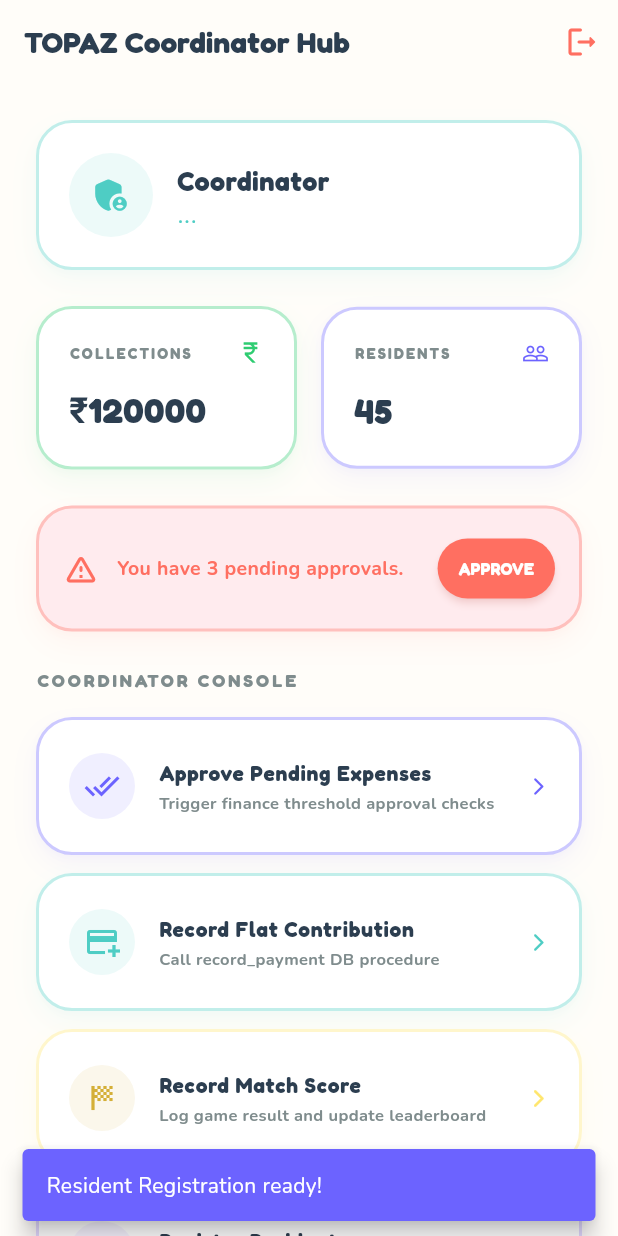
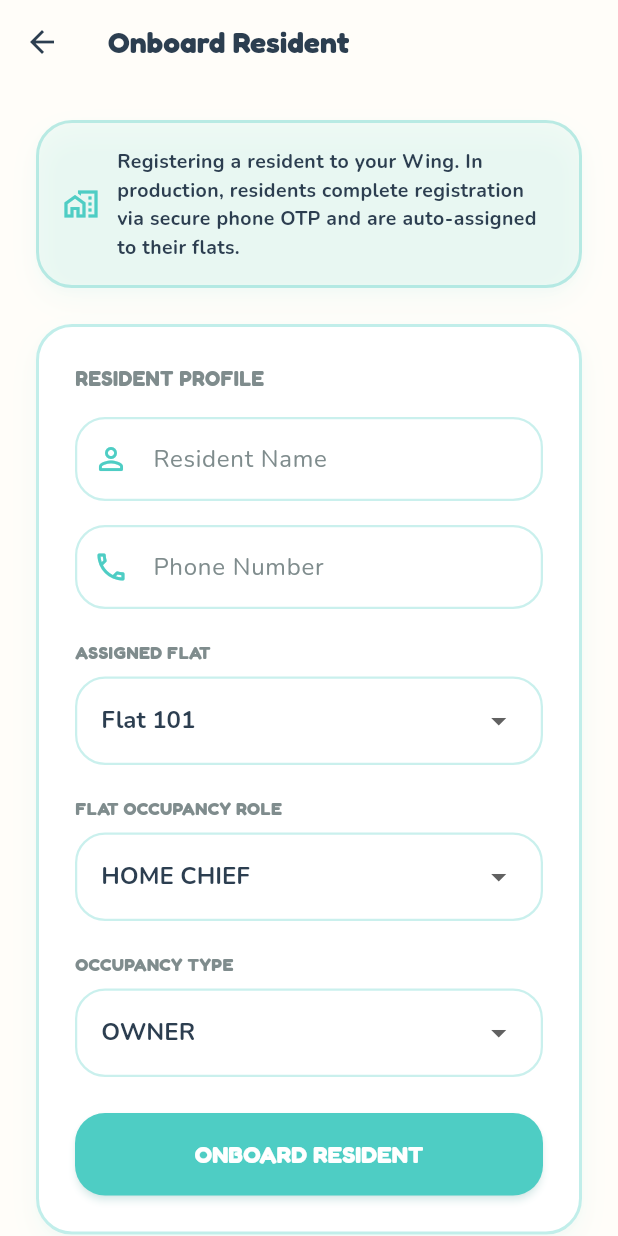
Before and after one commit to emailvishalgore/SCOT, a Flutter app: the CoordinatorDashboard screen opened directly, after a tap on "Register Resident", on a phone screen of 412 x 824 dp. Run offline on Flutter 3.47's test engine with Material 3 defaults, Android fonts, the phone set to English and light mode, and no system bars; our stand-ins replace google_fonts, supabase_flutter; accounts and stored records are empty.

Commit message:
Phase 2: Implement Resident Onboarding Screen for Wing Commanders/Captains

```diff
--- a/src/lib/screens/coordinator_dashboard.dart
+++ b/src/lib/screens/coordinator_dashboard.dart
@@ -6,6 +6,7 @@ import '../app_state.dart';
 import '../theme/design_system.dart';
 import 'login_screen.dart';
 import 'admin_onboarding_screen.dart';
+import 'resident_onboarding_screen.dart';
 
 class CoordinatorDashboard extends StatefulWidget {
   const CoordinatorDashboard({super.key});
@@ -365,7 +366,12 @@ class _CoordinatorDashboardState extends State<CoordinatorDashboard> {
                     title: 'Register Resident',
                     subtitle: 'Onboard new user to event rosters',
                     color: DesignSystem.accentPurple,
-                    onTap: () => _showSnackbar('Resident Registration ready!', DesignSystem.primary),
+                    onTap: () {
+                      Navigator.push(
+                        context,
+                        MaterialPageRoute(builder: (_) => const ResidentOnboardingScreen()),
+                      );
+                    },
                   ),
                 ],
               ),
--- /dev/null
+++ b/src/lib/screens/resident_onboarding_screen.dart
@@ -0,0 +1,422 @@
+import 'package:flutter/material.dart';
+import 'package:provider/provider.dart';
+import 'package:supabase_flutter/supabase_flutter.dart';
+import '../app_state.dart';
+import '../theme/design_system.dart';
+
+class ResidentOnboardingScreen extends StatefulWidget {
+  const ResidentOnboardingScreen({super.key});
+
+  @override
+  State<ResidentOnboardingScreen> createState() => _ResidentOnboardingScreenState();
+}
+
+class _ResidentOnboardingScreenState extends State<ResidentOnboardingScreen> {
+  final _formKey = GlobalKey<FormState>();
+  final _nameController = TextEditingController();
+  final _phoneController = TextEditingController();
+
+  String _selectedRole = 'HOME_CHIEF';
+  String _selectedOccupancy = 'OWNER';
+  String? _selectedFlatId;
+  String _selectedFlatNumber = '';
+
+  List<Map<String, String>> _flats = [];
+  bool _isLoading = false;
+  bool _isFetchingFlats = true;
+
+  final List<String> _roles = ['HOME_CHIEF', 'HOME_MEMBER'];
+  final List<String> _occupancyTypes = ['OWNER', 'TENANT'];
+
+  @override
+  void initState() {
+    super.initState();
+    _loadFlats();
+  }
+
+  @override
+  void dispose() {
+    _nameController.dispose();
+    _phoneController.dispose();
+    super.dispose();
+  }
+
+  Future<void> _loadFlats() async {
+    final appState = Provider.of<AppState>(context, listen: false);
+    final wingId = appState.userWingId ?? 'N';
+
+    // 1. Check if we are in Offline Demo Mode or if wingId is not a UUID
+    final isUuid = RegExp(r'^[0-9a-fA-F]{8}-[0-9a-fA-F]{4}-[0-9a-fA-F]{4}-[0-9a-fA-F]{4}-[0-9a-fA-F]{12}$').hasMatch(wingId);
+
+    if (!isUuid) {
+      // Offline Demo Mode: Generate 28 mock flats (numbered 101 to 704)
+      final List<Map<String, String>> mockFlats = [];
+      for (int floor = 1; floor <= 7; floor++) {
+        for (int flatNum = 1; flatNum <= 4; flatNum++) {
+          final number = '$floor${flatNum.toString().padLeft(2, '0')}';
+          mockFlats.add({
+            'id': 'demo-flat-$number',
+            'number': number,
+          });
+        }
+      }
+      setState(() {
+        _flats = mockFlats;
+        if (_flats.isNotEmpty) {
+          _selectedFlatId = _flats.first['id'];
+          _selectedFlatNumber = _flats.first['number']!;
+        }
+        _isFetchingFlats = false;
+      });
+    } else {
+      // Real Cloud Mode: Query Supabase flat table filtered by wing_id
+      try {
+        final supabase = Supabase.instance.client;
+        final response = await supabase
+            .from('flat')
+            .select('id, number')
+            .eq('wing_id', wingId)
+            .order('number');
+
+        if (response != null) {
+          final List<Map<String, String>> loadedFlats = [];
+          for (var item in response) {
+            loadedFlats.add({
+              'id': item['id']?.toString() ?? '',
+              'number': item['number']?.toString() ?? '',
+            });
+          }
+          setState(() {
+            _flats = loadedFlats;
+            if (_flats.isNotEmpty) {
+              _selectedFlatId = _flats.first['id'];
+              _selectedFlatNumber = _flats.first['number']!;
+            }
+          });
+        }
+      } catch (e) {
+        debugPrint('Error loading flats: $e');
+      } finally {
+        setState(() => _isFetchingFlats = false);
+      }
+    }
+  }
+
+  void _submitOnboarding() async {
+    if (!_formKey.currentState!.validate() || _selectedFlatId == null) return;
+
+    setState(() => _isLoading = true);
+
+    // Simulate network delay
+    await Future.delayed(const Duration(milliseconds: 800));
+
+    final name = _nameController.text.trim();
+    final phone = _phoneController.text.trim();
+    final role = _selectedRole;
+    final occupancy = _selectedOccupancy;
+
+    final appState = Provider.of<AppState>(context, listen: false);
+
+    // Add to dynamic test accounts registry
+    final newAccount = {
+      'name': '$name ($role - Flat $_selectedFlatNumber)',
+      'phone': phone.startsWith('+91') ? phone : '+91$phone',
+      'role': role,
+      'wing_id': appState.userWingId ?? 'N',
+      'flat_id': _selectedFlatId!,
+      'flat_number': _selectedFlatNumber,
+    };
+
+    appState.addCustomTestAccount(newAccount);
+
+    if (mounted) {
+      setState(() => _isLoading = false);
+      ScaffoldMessenger.of(context).showSnackBar(
+        SnackBar(
+          content: Text('$name registered in Flat $_selectedFlatNumber! Account added to Login deck.'),
+          backgroundColor: DesignSystem.successGreen,
+          behavior: SnackBarBehavior.floating,
+        ),
+      );
+      Navigator.pop(context);
+    }
+  }
+
+  @override
+  Widget build(BuildContext context) {
+    final appState = Provider.of<AppState>(context);
+    final isDemo = !RegExp(r'^[0-9a-fA-F]{8}-[0-9a-fA-F]{4}-[0-9a-fA-F]{4}-[0-9a-fA-F]{4}-[0-9a-fA-F]{12}$')
+        .hasMatch(appState.userWingId ?? '');
+
+    return Scaffold(
+      backgroundColor: DesignSystem.background,
+      appBar: AppBar(
+        title: Text(
+          'Onboard Resident',
+          style: DesignSystem.headingStyle(fontSize: 20),
+        ),
+        backgroundColor: DesignSystem.background,
+        elevation: 0,
+        iconTheme: const IconThemeData(color: DesignSystem.textPrimary),
+      ),
+      body: _isFetchingFlats
+          ? const Center(
+              child: CircularProgressIndicator(
+                valueColor: AlwaysStoppedAnimation<Color>(DesignSystem.primary),
+              ),
+            )
+          : SingleChildScrollView(
+              padding: const EdgeInsets.all(24.0),
+              child: Column(
+                crossAxisAlignment: CrossAxisAlignment.stretch,
+                children: [
+                  // Information Header Banner
+                  Container(
+                    padding: const EdgeInsets.all(16),
+                    decoration: DesignSystem.cardDecoration(
+                      borderAccentColor: DesignSystem.secondary,
+                    ).copyWith(
+                      color: DesignSystem.secondary.withOpacity(0.05),
+                    ),
+                    child: Row(
+                      children: [
+                        const Icon(Icons.home_work_outlined, color: DesignSystem.secondary),
+                        const SizedBox(width: 12),
+                        Expanded(
+                          child: Text(
+                            'Registering a resident to your Wing. In production, residents complete registration via secure phone OTP and are auto-assigned to their flats.',
+                            style: DesignSystem.bodyStyle(
+                              fontSize: 13,
+                              color: DesignSystem.textPrimary,
+                              fontWeight: FontWeight.bold,
+                            ),
+                          ),
+                        ),
+                      ],
+                    ),
+                  ),
+                  const SizedBox(height: 24),
+
+                  // Onboarding Form
+                  Container(
+                    padding: const EdgeInsets.all(24),
+                    decoration: DesignSystem.cardDecoration(borderAccentColor: DesignSystem.secondary),
+                    child: Form(
+                      key: _formKey,
+                      child: Column(
+                        crossAxisAlignment: CrossAxisAlignment.stretch,
+                        children: [
+                          Text(
+                            'RESIDENT PROFILE',
+                            style: DesignSystem.headingStyle(fontSize: 14, color: DesignSystem.textMuted),
+                          ),
+                          const SizedBox(height: 16),
+
+                          // Name Input
+                          TextFormField(
+                            controller: _nameController,
+                            style: DesignSystem.bodyStyle(fontWeight: FontWeight.bold),
+                            decoration: InputDecoration(
+                              labelText: 'Resident Name',
+                              labelStyle: DesignSystem.bodyStyle(color: DesignSystem.textMuted),
+                              prefixIcon: const Icon(Icons.person_outline_rounded, color: DesignSystem.secondary),
+                              border: OutlineInputBorder(
+                                borderRadius: BorderRadius.circular(20),
+                                borderSide: const BorderSide(color: DesignSystem.secondary, width: 2),
+                              ),
+                              enabledBorder: OutlineInputBorder(
+                                borderRadius: BorderRadius.circular(20),
+                                borderSide: BorderSide(color: DesignSystem.secondary.withOpacity(0.3), width: 1.5),
+                              ),
+                              focusedBorder: OutlineInputBorder(
+                                borderRadius: BorderRadius.circular(20),
+                                borderSide: const BorderSide(color: DesignSystem.secondary, width: 2),
+                              ),
+                              filled: true,
+                              fillColor: Colors.white,
+                            ),
+                            validator: (value) {
+                              if (value == null || value.trim().isEmpty) {
+                                return 'Please enter the resident name';
+                              }
+                              return null;
+                            },
+                          ),
+                          const SizedBox(height: 16),
+
+                          // Phone Input
+                          TextFormField(
+                            controller: _phoneController,
+                            keyboardType: TextInputType.phone,
+                            style: DesignSystem.bodyStyle(fontWeight: FontWeight.bold),
+                            decoration: InputDecoration(
+                              labelText: 'Phone Number',
+                              labelStyle: DesignSystem.bodyStyle(color: DesignSystem.textMuted),
+                              prefixIcon: const Icon(Icons.phone_outlined, color: DesignSystem.secondary),
+                              hintText: '9999988887',
+                              border: OutlineInputBorder(
+                                borderRadius: BorderRadius.circular(20),
+                                borderSide: const BorderSide(color: DesignSystem.secondary, width: 2),
+                              ),
+                              enabledBorder: OutlineInputBorder(
+                                borderRadius: BorderRadius.circular(20),
+                                borderSide: BorderSide(color: DesignSystem.secondary.withOpacity(0.3), width: 1.5),
+                              ),
+                              focusedBorder: OutlineInputBorder(
+                                borderRadius: BorderRadius.circular(20),
+                                borderSide: const BorderSide(color: DesignSystem.secondary, width: 2),
+                              ),
+                              filled: true,
+                              fillColor: Colors.white,
+                            ),
+                            validator: (value) {
+                              if (value == null || value.trim().isEmpty) {
+                                return 'Please enter the phone number';
+                              }
+                              return null;
+                            },
+                          ),
+                          const SizedBox(height: 20),
+
+                          // Flat Selector
+                          Text(
+                            'ASSIGNED FLAT',
+                            style: DesignSystem.headingStyle(fontSize: 12, color: DesignSystem.textMuted),
+                          ),
+                          const SizedBox(height: 8),
+                          _flats.isEmpty
+                              ? Text(
+                                  'No flats found in your Wing.',
+                                  style: DesignSystem.bodyStyle(color: DesignSystem.accentCoral, fontWeight: FontWeight.bold),
+                                )
+                              : Container(
+                                  padding: const EdgeInsets.symmetric(horizontal: 16, vertical: 4),
+                                  decoration: BoxDecoration(
+                                    color: Colors.white,
+                                    borderRadius: BorderRadius.circular(20),
+                                    border: Border.all(color: DesignSystem.secondary.withOpacity(0.3), width: 1.5),
+                                  ),
+                                  child: DropdownButtonHideUnderline(
+                                    child: DropdownButton<String>(
+                                      value: _selectedFlatId,
+                                      isExpanded: true,
+                                      style: DesignSystem.bodyStyle(fontWeight: FontWeight.bold),
+                                      onChanged: (value) {
+                                        if (value != null) {
+                                          final matched = _flats.firstWhere((element) => element['id'] == value);
+                                          setState(() {
+                                            _selectedFlatId = value;
+                                            _selectedFlatNumber = matched['number']!;
+                                          });
+                                        }
+                                      },
+                                      items: _flats.map((flat) {
+                                        return DropdownMenuItem<String>(
+                                          value: flat['id'],
+                                          child: Text('Flat ${flat['number']}'),
+                                        );
+                                      }).toList(),
+                                    ),
+                                  ),
+                                ),
+                          const SizedBox(height: 20),
+
+                          // Role Dropdown
+                          Text(
+                            'FLAT OCCUPANCY ROLE',
+                            style: DesignSystem.headingStyle(fontSize: 12, color: DesignSystem.textMuted),
+                          ),
+                          const SizedBox(height: 8),
+                          Container(
+                            padding: const EdgeInsets.symmetric(horizontal: 16, vertical: 4),
+                            decoration: BoxDecoration(
+                              color: Colors.white,
+                              borderRadius: BorderRadius.circular(20),
+                              border: Border.all(color: DesignSystem.secondary.withOpacity(0.3), width: 1.5),
+                            ),
+                            child: DropdownButtonHideUnderline(
+                              child: DropdownButton<String>(
+                                value: _selectedRole,
+                                isExpanded: true,
+                                style: DesignSystem.bodyStyle(fontWeight: FontWeight.bold),
+                                onChanged: (value) {
+                                  if (value != null) {
+                                    setState(() => _selectedRole = value);
+                                  }
+                                },
+                                items: _roles.map((role) {
+                                  return DropdownMenuItem<String>(
+                                    value: role,
+                                    child: Text(role.replaceAll('_', ' ')),
+                                  );
+                                }).toList(),
+                              ),
+                            ),
+                          ),
+                          const SizedBox(height: 20),
+
+                          // Occupancy Type Dropdown
+                          Text(
+                            'OCCUPANCY TYPE',
+                            style: DesignSystem.headingStyle(fontSize: 12, color: DesignSystem.textMuted),
+                          ),
+                          const SizedBox(height: 8),
+                          Container(
+                            padding: const EdgeInsets.symmetric(horizontal: 16, vertical: 4),
+                            decoration: BoxDecoration(
+                              color: Colors.white,
+                              borderRadius: BorderRadius.circular(20),
+                              border: Border.all(color: DesignSystem.secondary.withOpacity(0.3), width: 1.5),
+                            ),
+                            child: DropdownButtonHideUnderline(
+                              child: DropdownButton<String>(
+                                value: _selectedOccupancy,
+                                isExpanded: true,
+                                style: DesignSystem.bodyStyle(fontWeight: FontWeight.bold),
+                                onChanged: (value) {
+                                  if (value != null) {
+                                    setState(() => _selectedOccupancy = value);
+                                  }
+                                },
+                                items: _occupancyTypes.map((type) {
+                                  return DropdownMenuItem<String>(
+                                    value: type,
+                                    child: Text(type),
+                                  );
+                                }).toList(),
+                              ),
+                            ),
+                          ),
+                          const SizedBox(height: 24),
+
+                          // Submit Button
+                          ElevatedButton(
+                            onPressed: (_isLoading || _selectedFlatId == null) ? null : _submitOnboarding,
+                            style: DesignSystem.buttonStyle(color: DesignSystem.secondary),
+                            child: _isLoading
+                                ? const SizedBox(
+                                    height: 20,
+                                    width: 20,
+                                    child: CircularProgressIndicator(
+                                      strokeWidth: 2.5,
+                                      valueColor: AlwaysStoppedAnimation(Colors.white),
+                                    ),
+                                  )
+                                : Text(
+                                    'ONBOARD RESIDENT',
+                                    style: DesignSystem.headingStyle(
+                                      fontSize: 16,
+                                      color: Colors.white,
+                                    ),
+                                  ),
+                          ),
+                        ],
+                      ),
+                    ),
+                  ),
+                ],
+              ),
+            ),
+    );
+  }
+}
```
